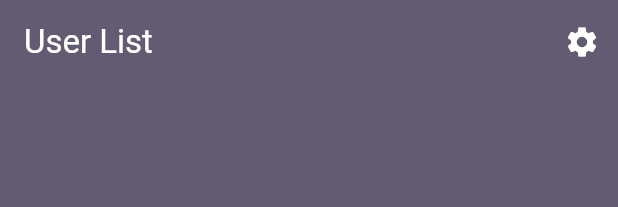
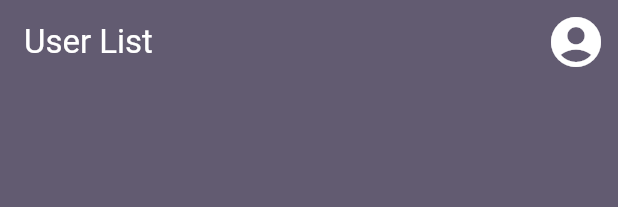
Before and after one commit to Norbatko/CarLog, a Flutter app: the UserAppBar widget shown alone on an empty page, opened directly, on a phone screen of 412 x 824 dp. Shown: the top 207 px of the screen. Run offline on Flutter 3.47's test engine with Material 3 defaults, Android fonts, the phone set to English and light mode, and no system bars; our stand-ins replace firebase_auth, firebase_core, firebase_database, flutter_login; accounts and stored records are empty.

Commit message:
feat: Change settings icon to User icon

```diff
--- a/lib/screens/users_list/widgets/user_app_bar.dart
+++ b/lib/screens/users_list/widgets/user_app_bar.dart
@@ -18,8 +18,11 @@ class UserAppBar extends StatelessWidget implements PreferredSizeWidget {
       backgroundColor: Theme.of(context).colorScheme.secondary,
       actions: [
         IconButton(
-          icon: Icon(Icons.settings,
-              color: Theme.of(context).colorScheme.onSecondary),
+          icon: Icon(
+            Icons.account_circle,
+            color: Theme.of(context).colorScheme.onSecondary,
+            size: 40,
+          ),
           onPressed: () => Navigator.pushNamed(context, userDetailRoute),
         ),
       ],
```
